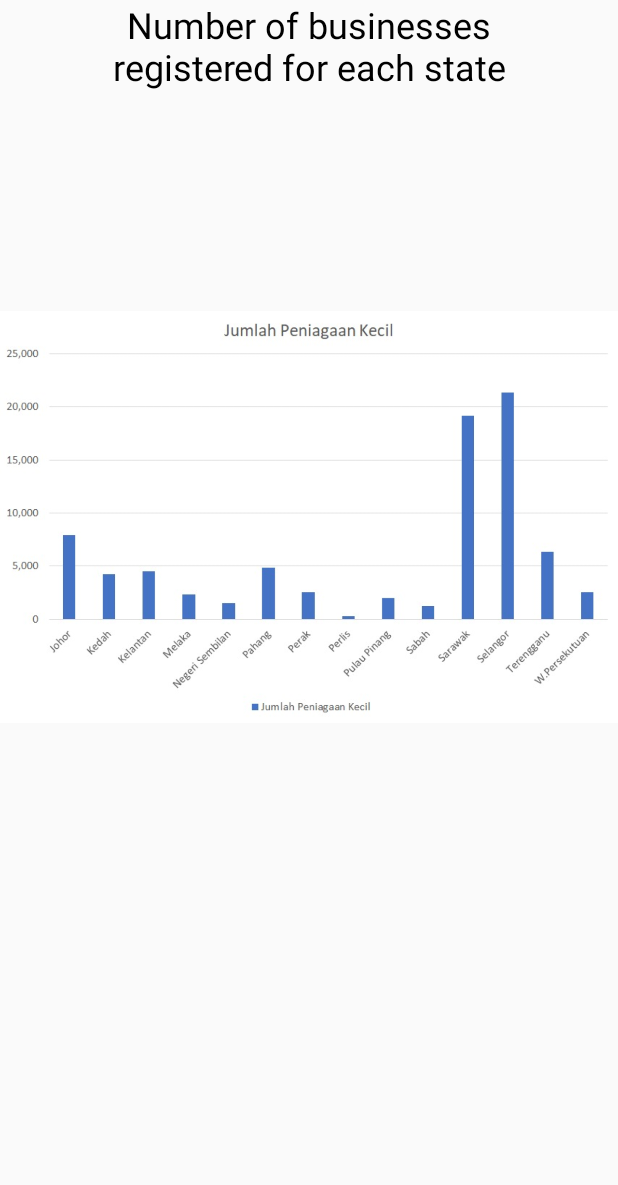
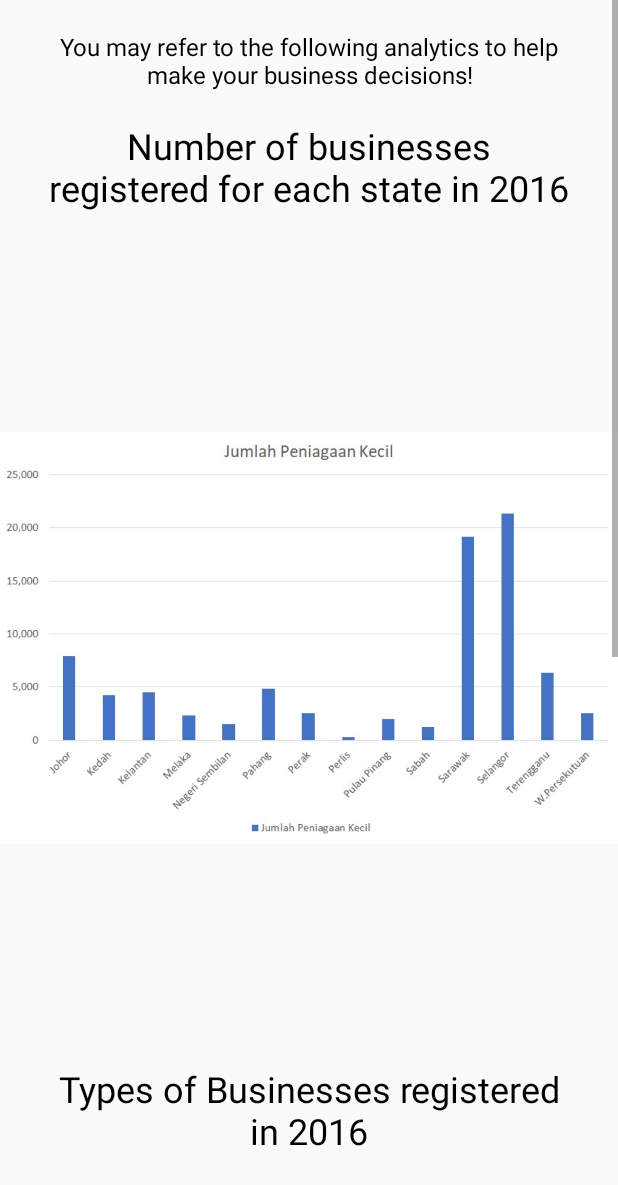
Before and after one commit to HohShenYien/bizBangkit, an Android app: the layout analytics_page_fragment.xml on its own in the app's theme, with its tools: preview values and no code run, on a phone screen of 412 x 824 dp. Shown: the top 1185 px of the screen. Run offline under Robolectric (Android 15) with nearby library versions, the phone set to English and light mode, and no system bars.

Commit message:
Completed analytics page

```diff
--- a/android/app/src/main/res/layout/analytics_page_fragment.xml
+++ b/android/app/src/main/res/layout/analytics_page_fragment.xml
@@ -10,14 +10,37 @@
             android:layout_marginHorizontal="30dp"
             android:layout_width="wrap_content"
             android:layout_height="wrap_content"
+            android:textSize="16sp"
+            android:textAlignment="center"
+            android:text="You may refer to the following analytics to help make your business decisions!"
+            android:layout_marginVertical="20dp"
+            android:textColor="#000"/>
+        <TextView
+            android:layout_marginHorizontal="30dp"
+            android:layout_width="wrap_content"
+            android:layout_height="wrap_content"
             android:textSize="24sp"
             android:textAlignment="center"
-            android:text="Number of businesses registered for each state"
+            android:text="Number of businesses registered for each state in 2016"
             android:textColor="#000"/>
         <ImageView
             android:layout_width="match_parent"
             android:layout_height="wrap_content"
             android:src="@drawable/analytics_state"/>
+
+        <TextView
+            android:layout_marginHorizontal="30dp"
+            android:layout_width="wrap_content"
+            android:layout_height="wrap_content"
+            android:textSize="24sp"
+            android:textAlignment="center"
+            android:text="Types of Businesses registered in 2016"
+            android:textColor="#000"/>
+        <ImageView
+            android:layout_width="match_parent"
+            android:layout_height="wrap_content"
+            android:src="@drawable/analytics2"/>
+
     </LinearLayout>
 
 </ScrollView>
```
Also changed, not shown: android/app/src/main/res/drawable/analytics2.jpeg (added).
